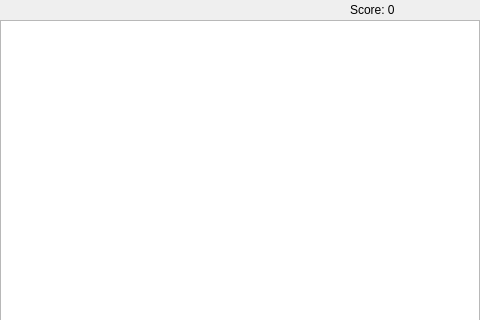
Above: mainwindow.ui from tameraktekin/snakeGame before the change; both pictures show x 0 to 480 and y 0 to 320 of the 480 by 550 pixel window. Below: the same form after it.
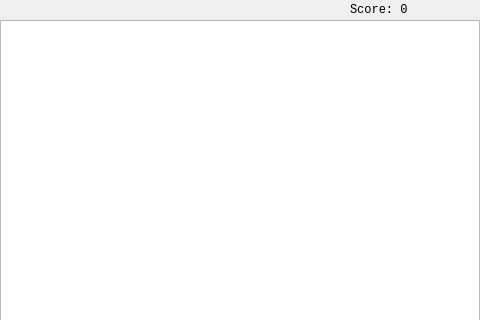
That is the form after the change.

Diff of the .ui file:
```diff
--- a/mainwindow.ui
+++ b/mainwindow.ui
@@ -10,6 +10,11 @@
     <height>550</height>
    </rect>
   </property>
+  <property name="font">
+   <font>
+    <family>Courier New</family>
+   </font>
+  </property>
   <property name="windowTitle">
    <string>Snake</string>
   </property>
```
